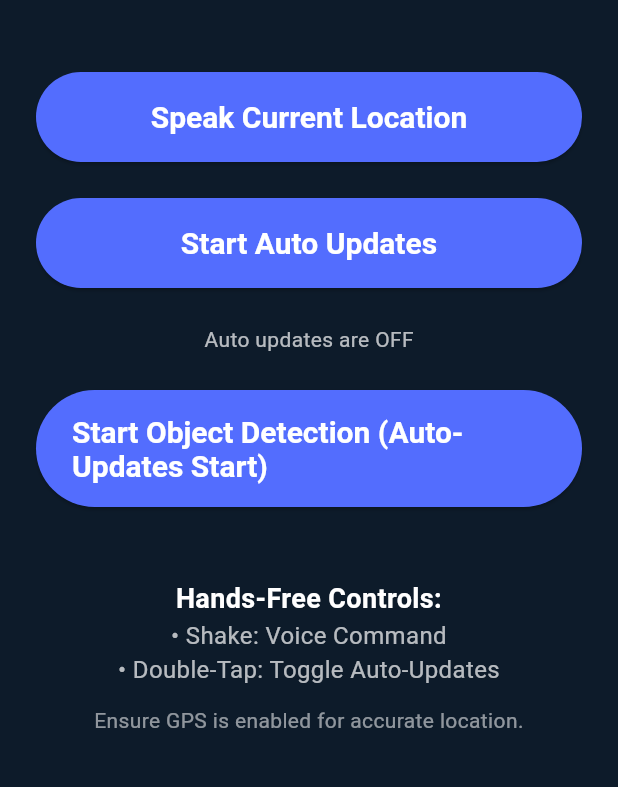
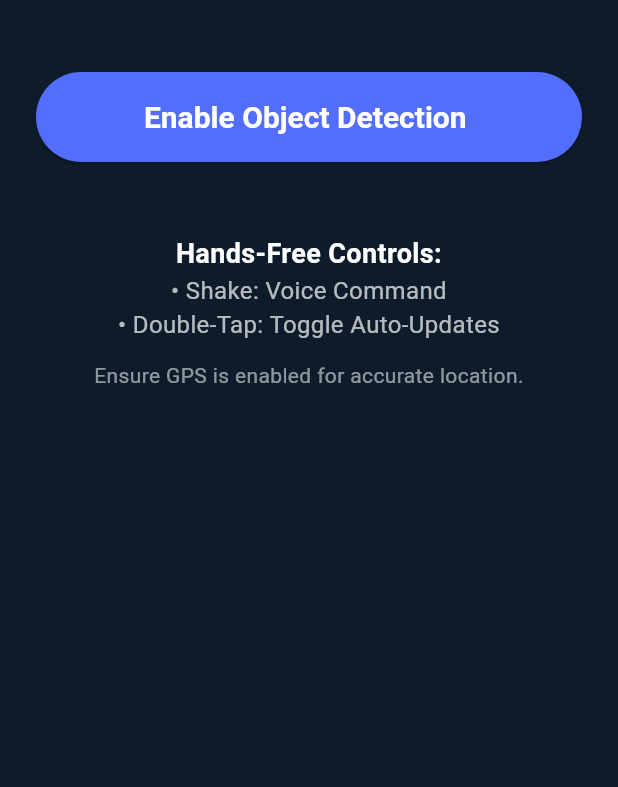
Before and after one commit to AFSSANA/Blind, a Flutter app: the screen it shows after launch, on a phone screen of 412 x 824 dp, the part 318-1105 px from its top. Run offline on Flutter 3.47's test engine with Material 3 defaults, Android fonts, the phone set to English and light mode, and no system bars; our stand-ins replace camera, flutter_tts, geocoding, geolocator, loading_animation_widget, permission_handler and 1 more; missing offline and left inert: flutter_sound, google_mlkit_image_labeling.

Commit message:
removed buttons

```diff
--- a/lib/main.dart
+++ b/lib/main.dart
@@ -158,23 +158,7 @@ class _VoiceHomeState extends State<VoiceHome> {
                   style: TextStyle(fontSize: 28, fontWeight: FontWeight.bold),
                 ),
                 const SizedBox(height: 48),
-                // Button 1: Speak Current Location
-                ElevatedButton(
-                  onPressed: _locationService.getLocationAndSpeak,
-                  child: const Text("Speak Current Location"),
-                ),
-                const SizedBox(height: 24),
-                // Button 2: Start/Stop Auto Updates
-                ElevatedButton(
-                  onPressed: () => _locationService.toggleAutoUpdates(isAutoUpdating),
-                  child: Text(isAutoUpdating ? "Stop Auto Updates" : "Start Auto Updates"),
-                ),
-                const SizedBox(height: 24),
-                Text(
-                  isAutoUpdating ? "Auto updates are ON" : "Auto updates are OFF",
-                  style: const TextStyle(color: Colors.white70),
-                ),
-                const SizedBox(height: 24),
+
                 // Button 3: Start Object Detection
                 ElevatedButton(
                   onPressed: () {
@@ -189,7 +173,7 @@ class _VoiceHomeState extends State<VoiceHome> {
                       ),
                     );
                   },
-                  child: const Text("Start Object Detection (Auto-Updates Start)"),
+                  child: const Text("Enable Object Detection "),
                 ),
                 // The old "Voice Command" button is now implicitly removed, and the overflow is fixed.
 
```
